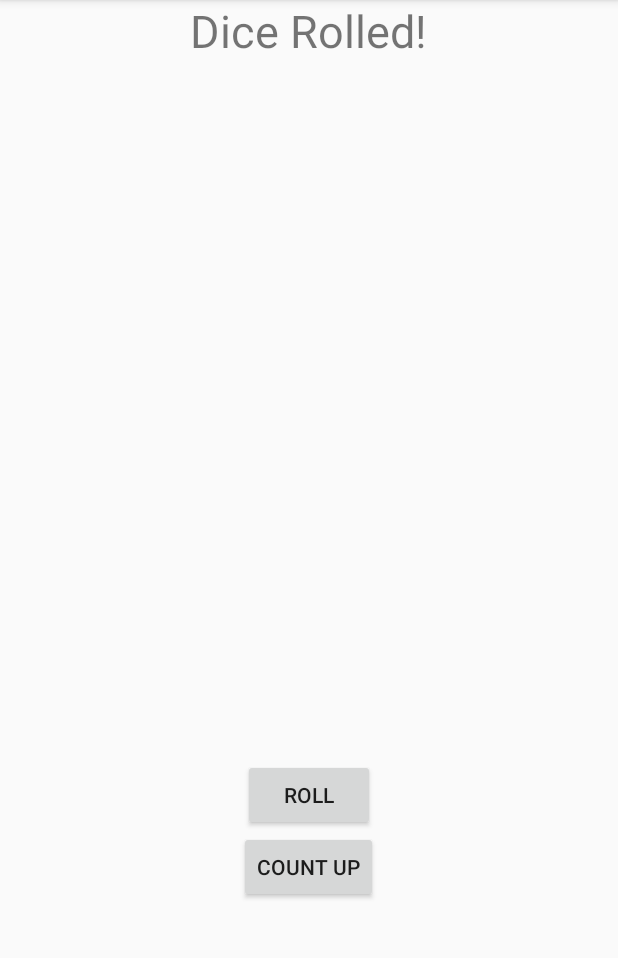
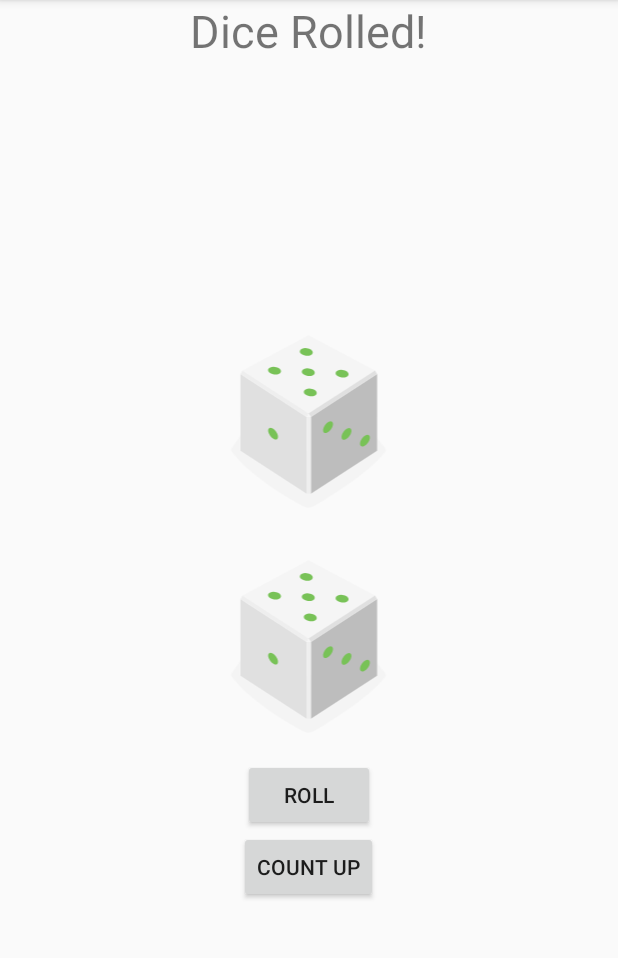
Before and after one commit to HimashiNethinikaRodrigo/AndroidMainComponents, an Android app: the screen it shows after launch (MainActivity), after a tap on "ROLL", on a phone screen of 412 x 824 dp, the part 84-1042 px from its top. Run offline under Robolectric (Android 15) with nearby library versions, the phone set to English and light mode, and no system bars.

Commit message:
roll and count up both dice

```diff
--- a/app/src/main/java/com/example/android/androidmaincomponents/MainActivity.kt
+++ b/app/src/main/java/com/example/android/androidmaincomponents/MainActivity.kt
@@ -5,7 +5,9 @@ import androidx.appcompat.app.AppCompatActivity
 import kotlinx.android.synthetic.main.activity_main.*
 
 class MainActivity : AppCompatActivity() {
-    private var randomInt = 0
+    private var randomIntOne = 0
+    private var randomIntTwo = 0
+
     override fun onCreate(savedInstanceState: Bundle?) {
         super.onCreate(savedInstanceState)
         setContentView(R.layout.activity_main)
@@ -15,15 +17,15 @@ class MainActivity : AppCompatActivity() {
 
     private fun rollDice() {
         textViewInfo.text = getString(R.string.dice_roll_text)
-        randomInt = (1..6).random()
-        imageViewDice.setImageResource(
-            getResource(randomInt)
-
-        )
+        randomIntOne = (1..6).random()
+        randomIntTwo = (1..6).random()
+        imageViewDiceOne.setImageResource(getResource(randomIntOne))
+        imageViewDiceTwo.setImageResource(getResource(randomIntTwo))
     }
 
     private fun countUp() {
-        imageViewDice.setImageResource(getResource(++randomInt))
+        imageViewDiceOne.setImageResource(getResource(++randomIntOne))
+        imageViewDiceTwo.setImageResource(getResource(++randomIntTwo))
     }
 
     private fun getResource(value: Int): Int {
```
